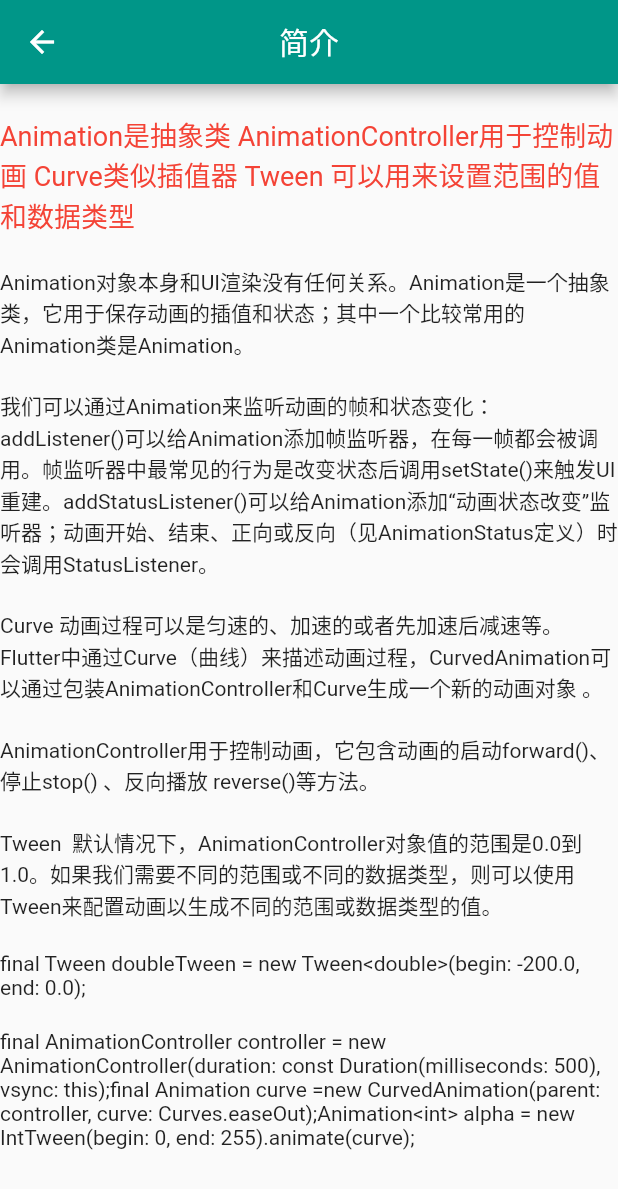
After one commit to truesA/flutter_widget_demo, a Flutter app: the AnimationDemo screen opened directly, after a tap on "Animation Curve Tween介绍", on a phone screen of 412 x 824 dp. The commit adds this screen. Shown: the top 1189 px of the screen. Run offline on Flutter 3.47's test engine with Material 2 defaults, Android fonts, the phone set to English and light mode, and no system bars.

Commit message:
新增 动画widget demo

```diff
--- /dev/null
+++ b/lib/animation_layout.dart
@@ -0,0 +1,408 @@
+import 'package:flutter/material.dart';
+
+class AnimationDemo extends StatelessWidget {
+  @override
+  Widget build(BuildContext context) {
+    return new Scaffold(
+      appBar: AppBar(
+        title: Text("动画"),
+        centerTitle: true,
+      ),
+      body: Center(
+        child: Column(
+          crossAxisAlignment: CrossAxisAlignment.center,
+          children: <Widget>[
+            Text("动画 Animation Curve Tween"),
+            OutlineButton(
+                child: Text("Animation Curve Tween介绍"),
+                onPressed: () {
+                  Navigator.push(
+                      context,
+                      MaterialPageRoute(
+                          builder: (context) => AnimationCurveTweenDemo()));
+                }),
+            OutlineButton(
+                child: Text("Animation 动画基本结构"),
+                onPressed: () {
+                  Navigator.push(
+                      context,
+                      MaterialPageRoute(
+                          builder: (context) => ScaleAnimationRoute()));
+                }),
+          ],
+        ),
+      ),
+    );
+  }
+}
+
+class AnimationCurveTweenDemo extends StatefulWidget {
+  @override
+  _AnimationCurveTweenDemoState createState() =>
+      new _AnimationCurveTweenDemoState();
+}
+
+class _AnimationCurveTweenDemoState extends State<AnimationCurveTweenDemo> {
+  @override
+  Widget build(BuildContext context) {
+    return new Scaffold(
+      appBar: AppBar(
+        title: Text("简介"),
+        centerTitle: true,
+      ),
+      body: Center(
+          child: SingleChildScrollView(
+        child: Column(
+          crossAxisAlignment: CrossAxisAlignment.center,
+          children: <Widget>[
+            Padding(padding: EdgeInsets.all(10.0)),
+            Text(
+              "Animation是抽象类 AnimationController用于控制动画 Curve类似插值器 Tween 可以用来设置范围的值和数据类型",
+              style: TextStyle(color: Colors.red, fontSize: 18.0),
+            ),
+            Padding(padding: EdgeInsets.all(10.0)),
+            Text(
+                "Animation对象本身和UI渲染没有任何关系。Animation是一个抽象类，它用于保存动画的插值和状态；其中一个比较常用的Animation类是Animation。"),
+            Padding(padding: EdgeInsets.all(10.0)),
+            Text("我们可以通过Animation来监听动画的帧和状态变化："
+                "addListener()可以给Animation添加帧监听器，在每一帧都会被调用。"
+                "帧监听器中最常见的行为是改变状态后调用setState()来触发UI重建。addStatusListener()可以给Animation添加“动画状态改变”监听器；"
+                "动画开始、结束、正向或反向（见AnimationStatus定义）时会调用StatusListener。"),
+            Padding(padding: EdgeInsets.all(10.0)),
+            Text(
+                "Curve 动画过程可以是匀速的、加速的或者先加速后减速等。Flutter中通过Curve（曲线）来描述动画过程，CurvedAnimation可以通过包装AnimationController和Curve生成一个新的动画对象 。"),
+            Padding(padding: EdgeInsets.all(10.0)),
+            Text(
+                "AnimationController用于控制动画，它包含动画的启动forward()、停止stop() 、反向播放 reverse()等方法。"),
+            //final AnimationController controller = new AnimationController(
+            // duration: const Duration(milliseconds: 2000),
+            //lowerBound: 10.0,
+            //upperBound: 20.0,
+            //vsync: this
+            // );
+            Padding(padding: EdgeInsets.all(10.0)),
+            Text(
+                "Tween  默认情况下，AnimationController对象值的范围是0.0到1.0。如果我们需要不同的范围或不同的数据类型，则可以使用Tween来配置动画以生成不同的范围或数据类型的值。"),
+            Padding(padding: EdgeInsets.all(10.0)),
+            Text(
+                "final Tween doubleTween = new Tween<double>(begin: -200.0, end: 0.0);"),
+            //以下示例构建了一个控制器、一条曲线和一个Tween：
+            Padding(padding: EdgeInsets.all(10.0)),
+            Text(
+                "final AnimationController controller = new AnimationController(duration: const Duration(milliseconds: 500), vsync: this);final Animation curve =new CurvedAnimation(parent: controller, curve: Curves.easeOut);Animation<int> alpha = new IntTween(begin: 0, end: 255).animate(curve);"),
+            Padding(padding: EdgeInsets.all(30.0)),
+          ],
+        ),
+      )),
+    );
+  }
+}
+
+class ScaleAnimationRoute extends StatefulWidget {
+  @override
+  _ScaleAnimationRouteState createState() => new _ScaleAnimationRouteState();
+}
+
+class _ScaleAnimationRouteState extends State<ScaleAnimationRoute> {
+  @override
+  Widget build(BuildContext context) {
+    return new Scaffold(
+      appBar: AppBar(
+        title: Text("3种动画结构方式"),
+        centerTitle: true,
+      ),
+      body: Center(
+        child: Column(
+          crossAxisAlignment: CrossAxisAlignment.center,
+          children: <Widget>[
+            OutlineButton(
+                child: Text("基本的构造方式"),
+                onPressed: () {
+                  Navigator.push(
+                      context,
+                      new MaterialPageRoute(
+                          builder: (context) => ScaleAnimationBaseDemo()));
+                }),
+            OutlineButton(
+                child: Text("AnimatedWidget方式"),
+                onPressed: () {
+                  Navigator.push(
+                      context,
+                      new MaterialPageRoute(
+                          builder: (context) => AnimatedWidgetDemo()));
+                }),
+            OutlineButton(
+                child: Text("AnimatedBuilder方式"),
+                onPressed: () {
+                  Navigator.push(
+                      context,
+                      new MaterialPageRoute(
+                          builder: (context) => AnimatedBuilderDemo()));
+                }),
+          ],
+        ),
+      ),
+    );
+  }
+}
+
+// ignore: slash_for_doc_comments
+/**
+ * 上面代码中addListener()函数调用了setState()，所以每次动画生成一个新的数字时，
+ * 当前帧被标记为脏(dirty)，这会导致widget的build()方法再次被调用，而在build()中，
+ * 改变Image的宽高，因为它的高度和宽度现在使用的是animation.value ，所以就会逐渐放大。
+ * 值得注意的是动画完成时要释放控制器(调用dispose()方法)以防止内存泄漏。
+ *
+ * 整个build下都会重新构建 影响性能
+ *
+ */
+class ScaleAnimationBaseDemo extends StatefulWidget {
+  @override
+  _ScaleAnimationBaseDemoState createState() =>
+      new _ScaleAnimationBaseDemoState();
+}
+
+//需要继承TickerProvider，如果有多个AnimationController，则应该使用TickerProviderStateMixin。
+class _ScaleAnimationBaseDemoState extends State<ScaleAnimationBaseDemo>
+    with SingleTickerProviderStateMixin {
+  Animation<double> animation;
+  AnimationController controller;
+
+  @override
+  void initState() {
+    // TODO: implement initState
+    super.initState();
+    controller = new AnimationController(
+        duration: const Duration(seconds: 3), vsync: this);
+    //使用弹性曲线
+    animation = CurvedAnimation(parent: controller, curve: Curves.bounceIn);
+    //图片宽高从0变到300
+    animation = new Tween(begin: 0.0, end: 300.0).animate(controller)
+      ..addListener(() {
+        setState(() {});
+      });
+    //启动动画(正向执行)
+    controller.forward();
+  }
+
+  @override
+  Widget build(BuildContext context) {
+    return new Scaffold(
+      appBar: AppBar(
+        title: Text("基本的构造方式"),
+        centerTitle: true,
+      ),
+      body: Center(
+          child: Container(
+        color: Colors.orange,
+        width: animation.value,
+        height: animation.value,
+      )),
+    );
+  }
+
+  @override
+  void dispose() {
+    // TODO: implement dispose
+    controller.dispose();
+    super.dispose();
+  }
+}
+
+// ignore: slash_for_doc_comments
+/**
+ *
+ * AnimatedWidget 控件内更新 局部更新 降低喧嚷 封装性好
+ */
+class AnimatedWidgetDemo extends StatefulWidget {
+  @override
+  _AnimatedWidgetDemoState createState() => new _AnimatedWidgetDemoState();
+}
+
+class _AnimatedWidgetDemoState extends State<AnimatedWidgetDemo>
+    with SingleTickerProviderStateMixin {
+  Animation<double> animation;
+  AnimationController controller;
+
+  @override
+  void initState() {
+    // TODO: implement initState
+    super.initState();
+    controller = new AnimationController(
+        duration: const Duration(seconds: 3), vsync: this);
+    //使用弹性曲线
+    animation = CurvedAnimation(parent: controller, curve: Curves.bounceIn);
+    //图片宽高从0变到300
+    animation = new Tween(begin: 0.0, end: 300.0).animate(controller)
+      ..addListener(() {})
+      ..addStatusListener((status) {
+        if (status == AnimationStatus.completed) {
+          //动画执行结束时反向执行动画
+          controller.reverse();
+        } else if (status == AnimationStatus.dismissed) {
+          //动画恢复到初始状态时执行动画（正向）
+          controller.forward();
+        }
+      });
+
+    //启动动画(正向执行)
+    controller.forward();
+  }
+
+  @override
+  Widget build(BuildContext context) {
+    return new Scaffold(
+      appBar: AppBar(
+        title: Text("AnimatedWidget方式"),
+        centerTitle: true,
+      ),
+      body: AnimateContainerDemo(
+        animation: animation,
+      ),
+    );
+  }
+
+  @override
+  void dispose() {
+    // TODO: implement dispose
+    controller.dispose();
+    super.dispose();
+  }
+}
+
+class AnimateContainerDemo extends AnimatedWidget {
+  AnimateContainerDemo({Key key, Animation<double> animation})
+      : super(key: key, listenable: animation);
+
+  @override
+  Widget build(BuildContext context) {
+    final Animation<double> animation = listenable;
+    // TODO: implement build
+    return Center(
+        child: Container(
+      color: Colors.orange,
+      width: animation.value,
+      height: animation.value,
+    ));
+  }
+}
+
+// ignore: slash_for_doc_comments
+/**
+ * 不用显式的去添加帧监听器，然后再调用setState() 了，这个好处和AnimatedWidget是一样的。
+
+    动画构建的范围缩小了，如果没有builder，setState()将会在父widget上下文调用，这将会导致父widget的build方法重新调用，而有了builder之后，只会导致动画widget的build重新调用，这在复杂布局下性能会提高。
+
+    通过AnimatedBuilder可以封装常见的过渡效果来复用动画。
+ */
+class AnimatedBuilderDemo extends StatefulWidget {
+  @override
+  _AnimatedBuilderDemoState createState() => new _AnimatedBuilderDemoState();
+}
+
+class _AnimatedBuilderDemoState extends State<AnimatedBuilderDemo>
+    with SingleTickerProviderStateMixin {
+  Animation<double> animation;
+  AnimationController controller;
+
+  @override
+  void initState() {
+    // TODO: implement initState
+    super.initState();
+    controller = new AnimationController(
+        duration: const Duration(seconds: 3), vsync: this);
+    //使用弹性曲线
+    animation = CurvedAnimation(parent: controller, curve: Curves.bounceIn);
+    //图片宽高从0变到300
+    animation = new Tween(begin: 0.0, end: 300.0).animate(controller)
+      ..addListener(() {})
+      ..addStatusListener((status) {
+        if (status == AnimationStatus.completed) {
+          //动画执行结束时反向执行动画
+          controller.reverse();
+        } else if (status == AnimationStatus.dismissed) {
+          //动画恢复到初始状态时执行动画（正向）
+          controller.forward();
+        }
+      });
+    //启动动画(正向执行)
+    controller.forward();
+  }
+
+//  @override
+//  Widget build(BuildContext context) {
+//    return new AnimatedBuilder(
+//        animation: animation,
+//        builder: (BuildContext context, Widget child) {
+//          return Center(
+//              child: Container(
+//                color: Colors.orange,
+//                width: animation.value,
+//                height: animation.value,
+//              ));
+//        });
+//    // ignore: slash_for_doc_comments
+//    /**
+//     * 上面的代码中有一个迷惑的问题是，
+//     * child看起来像被指定了两次。但实际发生的事情是：
+//     * 将外部引用child传递给AnimatedBuilder后AnimatedBuilder再将其传递给匿名构造器，
+//     * 然后将该对象用作其子对象。最终的结果是AnimatedBuilder返回的对象插入到Widget树中。
+//     */
+//  }
+
+  // ignore: slash_for_doc_comments
+  /**
+   * dismissed	动画在起始点停止
+      forward	动画正在正向执行
+      reverse	动画正在反向执行
+      completed	动画在终点停止
+   */
+  @override
+  Widget build(BuildContext context) {
+    return new Scaffold(
+      appBar: AppBar(
+        title: Text("AnimatedBuilder方式"),
+        centerTitle: true,
+      ),
+      body: GrowTransition(
+        child: Container(
+          color: Colors.orange,
+          width: animation.value,
+          height: animation.value,
+        ),
+        animation: animation,
+      ),
+    );
+  }
+
+  @override
+  void dispose() {
+    // TODO: implement dispose
+    controller.dispose();
+    super.dispose();
+  }
+}
+
+// ignore: slash_for_doc_comments
+/**
+ *封装常见的过渡效果来复用动画
+ */
+class GrowTransition extends StatelessWidget {
+  GrowTransition({this.child, this.animation});
+
+  final Widget child;
+  final Animation<double> animation;
+
+  @override
+  Widget build(BuildContext context) {
+    return new Center(
+      child: new AnimatedBuilder(
+          animation: animation,
+          builder: (BuildContext context, Widget child) {
+            return new Container(
+                height: animation.value, width: animation.value, child: child);
+          },
+          child: child),
+    );
+  }
+}
```
Also changed, not shown: lib/main.dart (+14 -0 lines), lib/pointer_notification.dart (+65 -0 lines).
